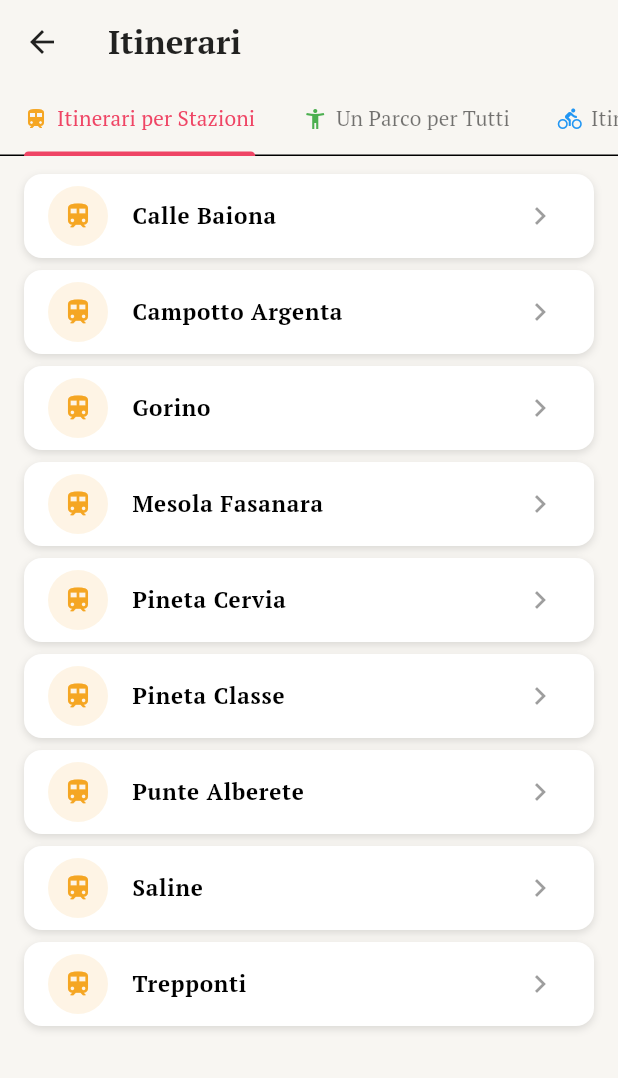
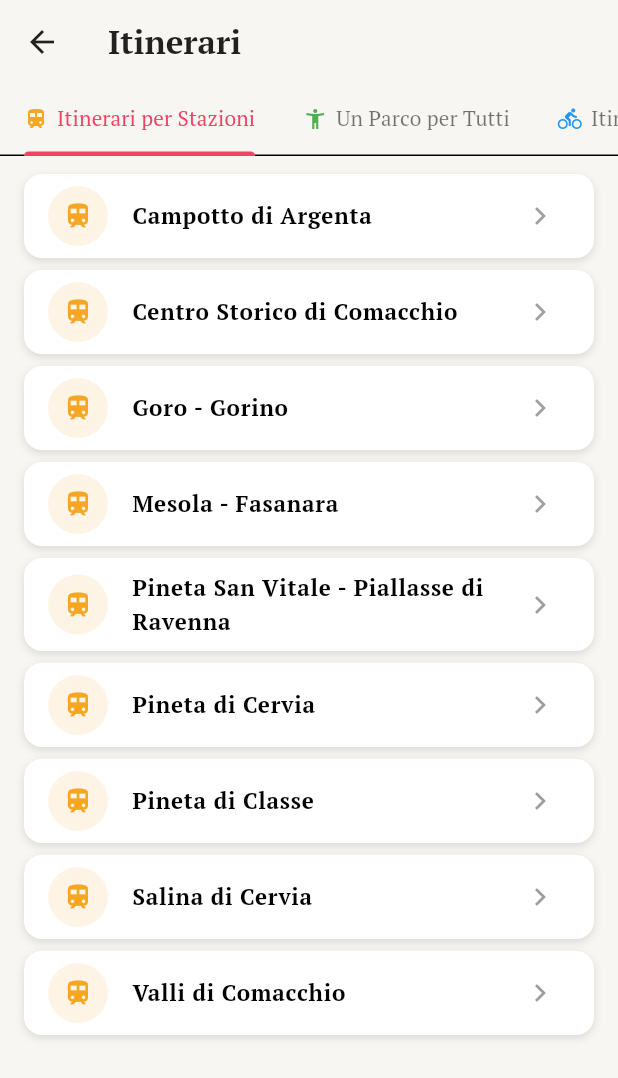
Before and after one commit to AlexTesta00/Discover, a Flutter app: the ItineraryPage screen opened directly, on a phone screen of 412 x 824 dp. Shown: the top 1078 px of the screen. Run offline on Flutter 3.47's test engine with Material 3 defaults, Android fonts, the phone set to English and light mode, and no system bars; our stand-ins replace camera, flutter_dotenv, flutter_map, fpdart, geolocator, google_fonts and 8 more; missing offline and left inert: flutter_3d_carousel, flutter_map_marker_cluster, google_mlkit_image_labeling, image_gallery_saver_plus, tutorial_coach_mark; accounts and stored records are empty.

Commit message:
Fixed itineraries list

```diff
--- a/lib/features/maps/presentation/pages/itinerary_page.dart
+++ b/lib/features/maps/presentation/pages/itinerary_page.dart
@@ -44,13 +44,34 @@ class ItineraryPage extends StatelessWidget {
   }
 }
 
+const _itineraryNames = <String, String>{
+  // Itinerari per Stazioni
+  'campotto-argenta': 'Campotto di Argenta',
+  'trepponti': 'Centro Storico di Comacchio',
+  'pineta-classe': 'Pineta di Classe',
+  'saline': 'Salina di Cervia',
+  'pineta-cervia': 'Pineta di Cervia',
+  'punte-alberete': 'Pineta San Vitale - Piallasse di Ravenna',
+  'calle-baiona': 'Valli di Comacchio',
+  'mesola-fasanara': 'Mesola - Fasanara',
+  'gorino': 'Goro - Gorino',
+  // Itinerari in Bici
+  'ciclovia-valli-argine': 'Ciclovia delle Valli e Argine degli Angeli',
+  'da-valle-a-valle': 'Da Valle a Valle',
+  'lamone': 'Lungo il Fiume Lamone',
+  'pinete': 'Pedalando nelle Pinete di Ravenna',
+  'ravenna-cervia': 'I Parchi tra Ravenna e Cervia',
+  'sterrati-savio': 'Sugli sterrati lungo il Savio',
+};
+
 class _ItineraryTab extends StatelessWidget {
   const _ItineraryTab({required this.group});
   final ItineraryGroup group;
 
   String _nameFromPath(String path) {
-    final filename = path.split('/').last.replaceAll('.geojson', '');
-    return filename.split('-').map((w) => w.isEmpty ? '' : '${w[0].toUpperCase()}${w.substring(1)}').join(' ');
+    final stem = path.split('/').last.replaceAll('.geojson', '');
+    if (_itineraryNames.containsKey(stem)) return _itineraryNames[stem]!;
+    return stem.split('-').map((w) => w.isEmpty ? '' : '${w[0].toUpperCase()}${w.substring(1)}').join(' ');
   }
 
   @override
@@ -68,12 +89,14 @@ class _ItineraryTab extends StatelessWidget {
       );
     }
 
+    final sorted = [...group.assetPaths]..sort((a, b) => _nameFromPath(a).compareTo(_nameFromPath(b)));
+
     return ListView.separated(
       padding: const EdgeInsets.symmetric(horizontal: 16, vertical: 12),
-      itemCount: group.assetPaths.length,
+      itemCount: sorted.length,
       separatorBuilder: (_, _) => const SizedBox(height: 8),
       itemBuilder: (_, i) {
-        final name = _nameFromPath(group.assetPaths[i]);
+        final name = _nameFromPath(sorted[i]);
         return Container(
           decoration: BoxDecoration(
             color: Colors.white,
```
